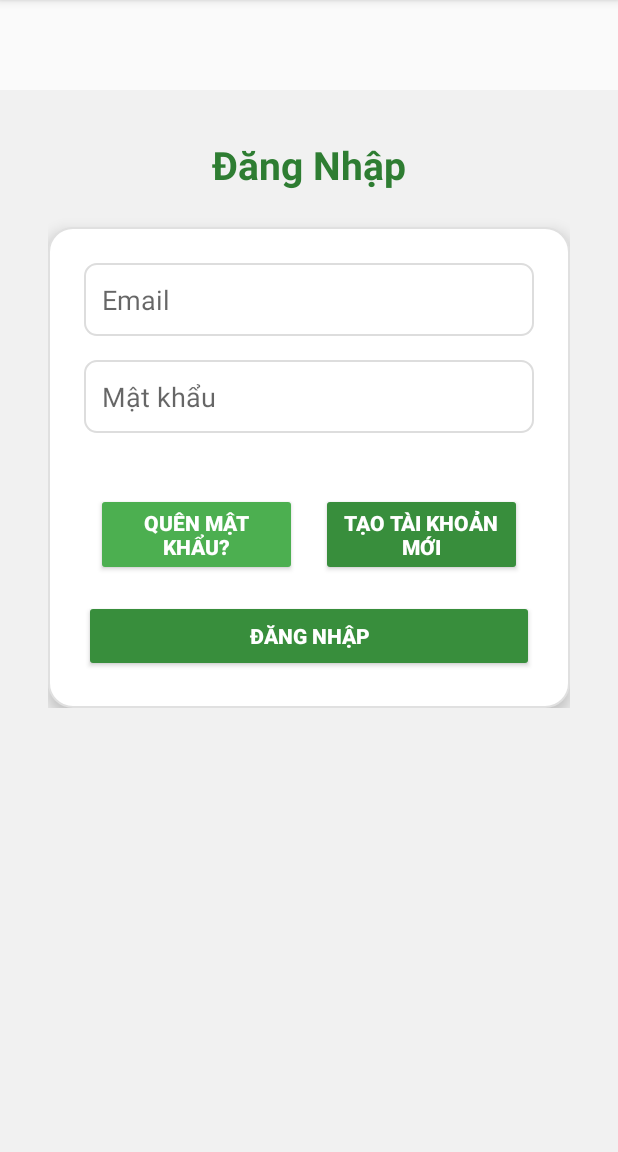
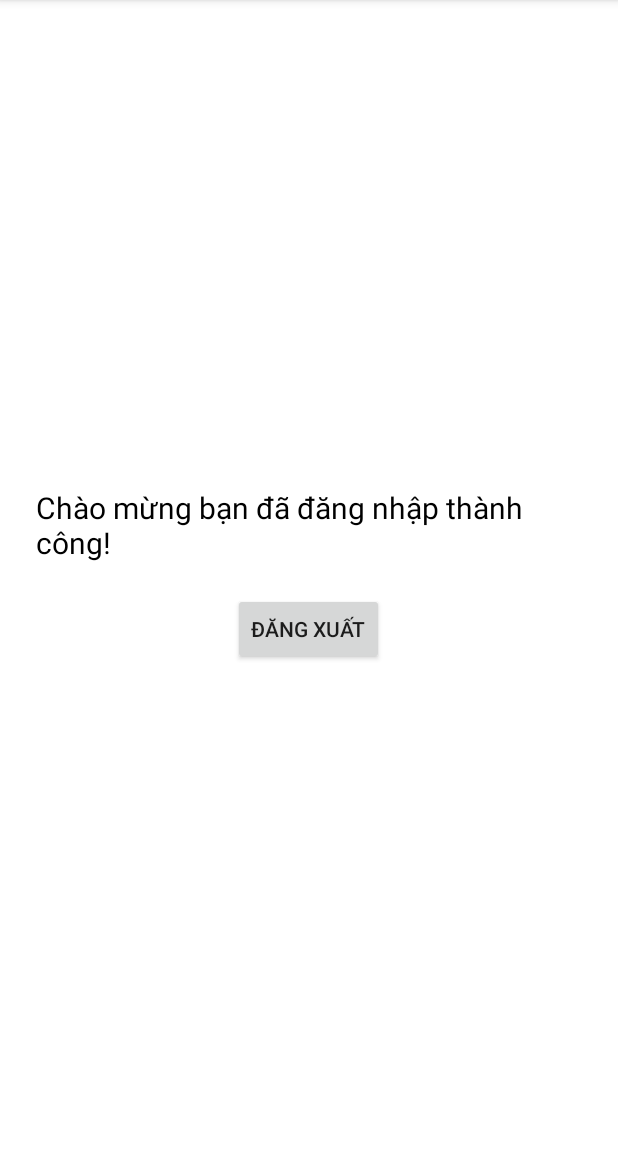
Before and after one commit to HaVuDong/Ha-Vu-Dong, an Android app: the screen it shows after launch (LoginActivity before the commit, MainActivity after it), after a tap on "ĐĂNG NHẬP", on a phone screen of 412 x 824 dp, the part 84-1236 px from its top. Run offline under Robolectric (Android 15) with nearby library versions, the phone set to English and light mode, and no system bars.

Commit message:
Thêm phần lấy tài khoản đăng ký để đăng nhập

```diff
--- a/app/src/main/java/com/havudong/havudong/LoginActivity.java
+++ b/app/src/main/java/com/havudong/havudong/LoginActivity.java
@@ -1,17 +1,16 @@
 package com.havudong.havudong;
 
 import android.content.Intent;
+import android.content.SharedPreferences;
 import android.os.Bundle;
-import android.view.View;
 import android.widget.Button;
 import android.widget.EditText;
 import android.widget.Toast;
 import androidx.appcompat.app.AppCompatActivity;
 
 public class LoginActivity extends AppCompatActivity {
-
     EditText etEmail, etPassword;
-    Button btnLogin;
+    Button btnLogin, btnCreateAccount;
 
     @Override
     protected void onCreate(Bundle savedInstanceState) {
@@ -21,23 +20,26 @@ public class LoginActivity extends AppCompatActivity {
         etEmail = findViewById(R.id.etEmail);
         etPassword = findViewById(R.id.etPassword);
         btnLogin = findViewById(R.id.btnLogin);
-        Button btnCreateAccount = findViewById(R.id.btnCreateAccount);
+        btnCreateAccount = findViewById(R.id.btnCreateAccount);
+
         btnLogin.setOnClickListener(v -> {
             String email = etEmail.getText().toString().trim();
             String pass = etPassword.getText().toString().trim();
 
-            if (email.equals("admin@gmail.com") && pass.equals("123456")) {
-                // Chuyển sang MainActivity
-                Intent intent = new Intent(LoginActivity.this, MainActivity.class);
-                startActivity(intent);
-                finish(); // đóng LoginActivity để tránh quay lại bằng nút back
+            SharedPreferences preferences = getSharedPreferences("user_data", MODE_PRIVATE);
+            String savedEmail = preferences.getString("email", "");
+            String savedPassword = preferences.getString("password", "");
+
+            if (email.equals(savedEmail) && pass.equals(savedPassword)) {
+                startActivity(new Intent(LoginActivity.this, MainActivity.class));
+                finish();
             } else {
                 Toast.makeText(LoginActivity.this, "Sai tài khoản hoặc mật khẩu", Toast.LENGTH_SHORT).show();
             }
         });
+
         btnCreateAccount.setOnClickListener(v -> {
-            Intent intent = new Intent(LoginActivity.this, RegisterActivity.class);
-            startActivity(intent);
+            startActivity(new Intent(LoginActivity.this, RegisterActivity.class));
         });
     }
 }
--- a/app/src/main/java/com/havudong/havudong/MainActivity.java
+++ b/app/src/main/java/com/havudong/havudong/MainActivity.java
@@ -3,6 +3,8 @@ package com.havudong.havudong;
 import android.content.Intent;
 import android.os.Bundle;
 import android.widget.Button;
+import android.widget.TextView;
+
 import androidx.appcompat.app.AppCompatActivity;
 
 public class MainActivity extends AppCompatActivity {
@@ -13,9 +15,11 @@ public class MainActivity extends AppCompatActivity {
     protected void onCreate(Bundle savedInstanceState) {
         super.onCreate(savedInstanceState);
         setContentView(R.layout.activity_main);
+        TextView tv = findViewById(R.id.tvWelcome);
+        tv.setText("Chào mừng bạn đã đăng nhập thành công!");
+
 
         btnBack = findViewById(R.id.btnBack);
-
         btnBack.setOnClickListener(v -> {
             // Quay về LoginActivity
             Intent intent = new Intent(MainActivity.this, LoginActivity.class);
--- a/app/src/main/res/layout/activity_main.xml
+++ b/app/src/main/res/layout/activity_main.xml
@@ -11,6 +11,7 @@
     <TextView
         android:layout_width="wrap_content"
         android:layout_height="wrap_content"
+        android:id="@+id/tvWelcome"
         android:text="Đã đăng nhập thành công!"
         android:textSize="20sp"
         android:textColor="#000000"
--- a/app/src/main/res/layout/activity_register.xml
+++ b/app/src/main/res/layout/activity_register.xml
@@ -23,13 +23,13 @@
             android:layout_marginBottom="24dp" />
 
         <EditText
-            android:id="@+id/etUsername"
+            android:id="@+id/etEmail"
             android:layout_width="match_parent"
             android:layout_height="50dp"
-            android:hint="Tài khoản"
+            android:hint="Email"
             android:padding="12dp"
             android:background="@drawable/edittext_background"
-            android:inputType="textPersonName"
+            android:inputType="textEmailAddress"
             android:layout_marginBottom="16dp" />
 
         <EditText
```
Also changed, not shown: app/src/main/AndroidManifest.xml (+3 -11 lines), app/src/main/java/com/havudong/havudong/RegisterActivity.java (+28 -12 lines).
